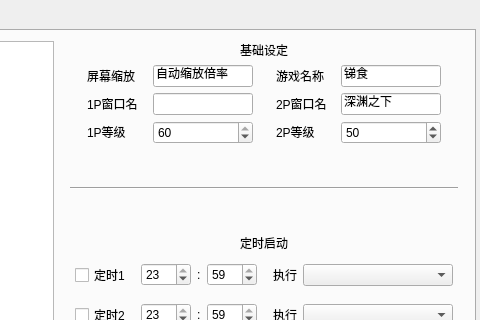
Qt form resource/ui/FAA_3.0.ui (StareAbyss/FoodsVsMiceAutoAssistant) before a commit; both pictures show x 620 to 1100 and y 0 to 320 of the 1100 by 750 pixel window.
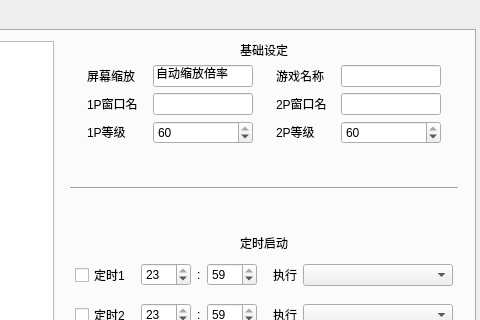
The same form after that commit.

Patch:
```diff
--- a/resource/ui/FAA_3.0.ui
+++ b/resource/ui/FAA_3.0.ui
@@ -332,7 +332,7 @@
                    <bool>false</bool>
                   </property>
                   <property name="text">
-                   <string>锑食</string>
+                   <string/>
                   </property>
                  </widget>
                 </item>
@@ -477,7 +477,7 @@
                    <bool>false</bool>
                   </property>
                   <property name="text">
-                   <string>深渊之下</string>
+                   <string/>
                   </property>
                  </widget>
                 </item>
@@ -622,7 +622,7 @@
                    <number>60</number>
                   </property>
                   <property name="value">
-                   <number>50</number>
+                   <number>60</number>
                   </property>
                  </widget>
                 </item>
```
